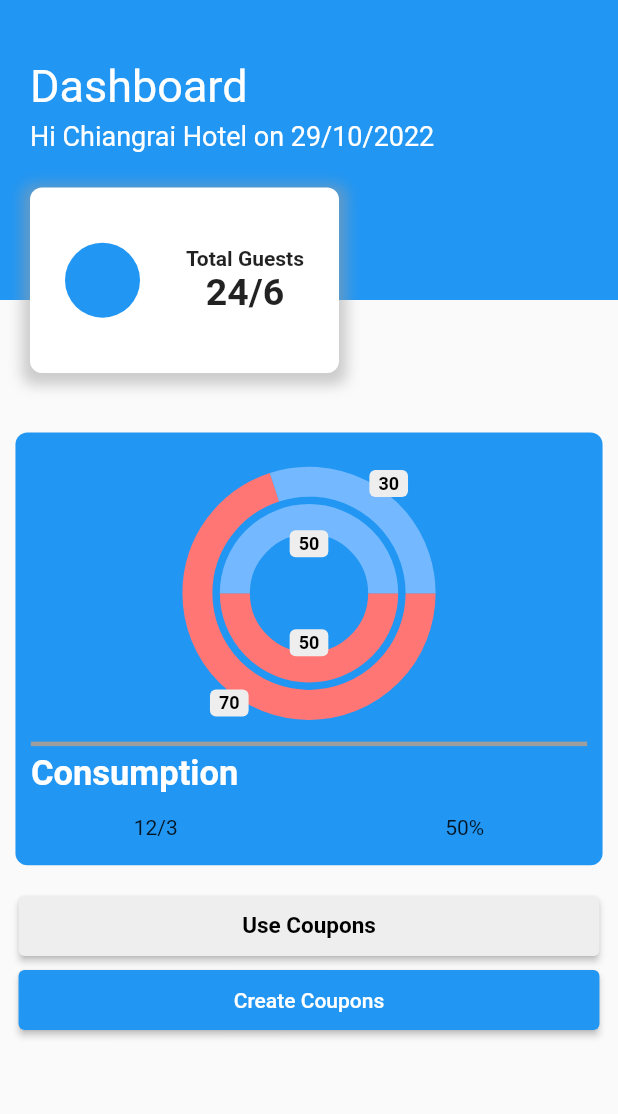
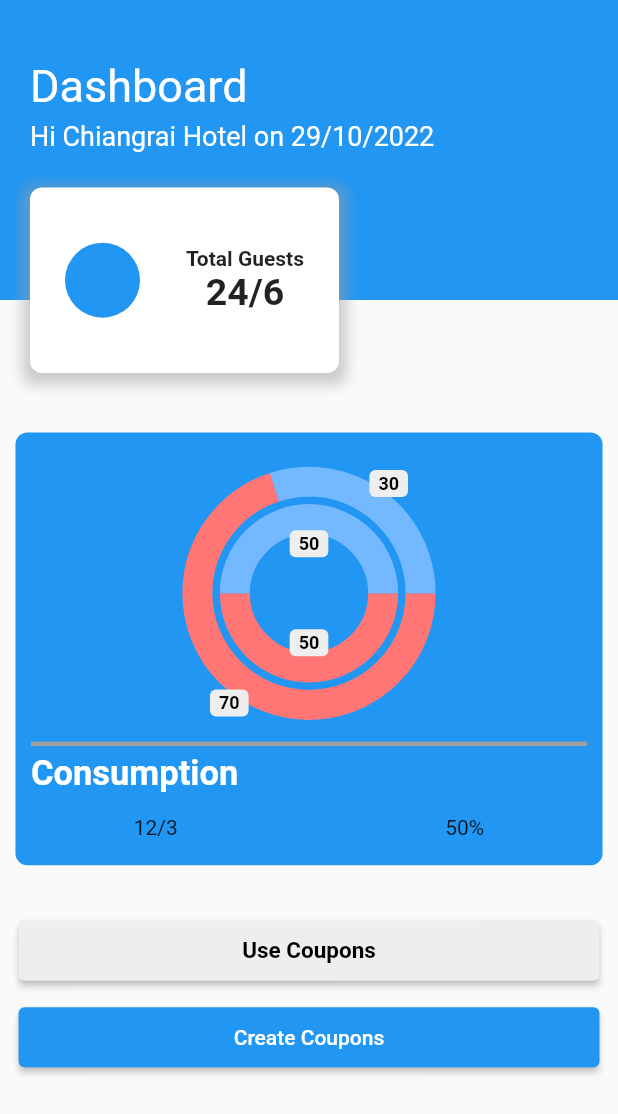
Before and after one commit to tonhom260/hi_project, a Flutter app: the screen it shows after launch, on a phone screen of 412 x 824 dp. Shown: the top 1114 px of the screen. Run offline on Flutter 3.47's test engine with Material 2 defaults, Android fonts, the phone set to English and light mode, and no system bars; drawn by our look-alikes of pie_chart.

Commit message:
final prove

```diff
--- a/lib/main.dart
+++ b/lib/main.dart
@@ -155,7 +155,7 @@ class _MyHomePageState extends State<MyHomePage> {
               Positioned(
                   left: width*.03,
                   right: width*.03,
-                  top: height*.72,
+                  top: height*.74,
                   child: ElevatedButton(
                     style: ElevatedButton.styleFrom(
                         backgroundColor: Colors.grey.shade200,
@@ -171,7 +171,7 @@ class _MyHomePageState extends State<MyHomePage> {
               Positioned(
                   left: width*.03,
                   right: width*.03,
-                  top: height*.78,
+                  top: height*.81,
                   child: ElevatedButton(onPressed: (){},child: Container(
                       alignment: Alignment.center,
                       height: 40,
```
